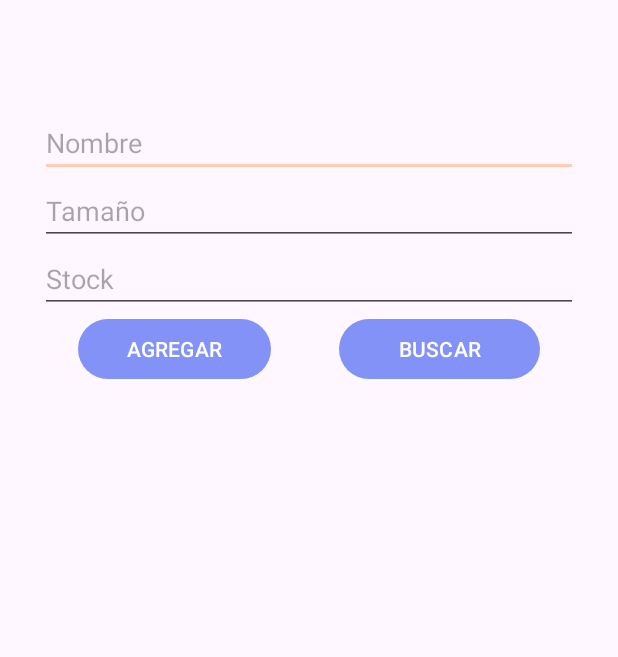
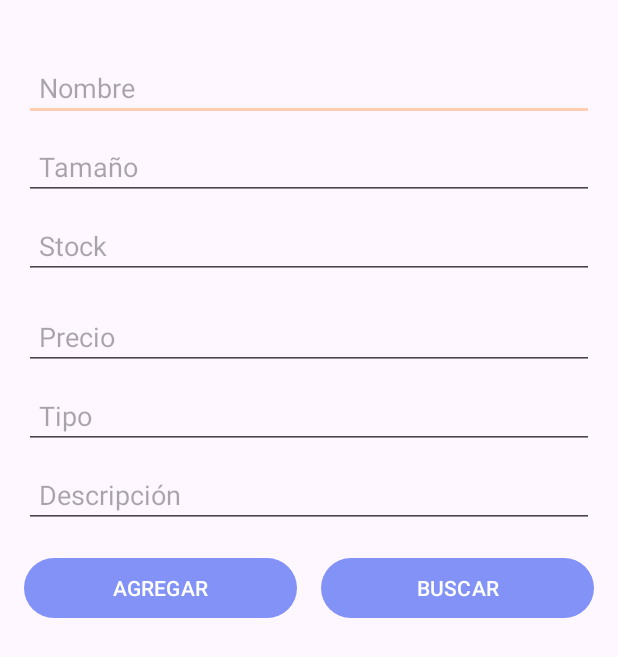
Before and after one commit to SebastianCG19/ProyectoFinalDAM, an Android app: the UserDestino screen opened directly, with no data from a screen before it, on a phone screen of 412 x 824 dp. Shown: the top 657 px of the screen. Run offline under Robolectric (Android 15) with nearby library versions, the phone set to English and light mode, and no system bars; our stand-ins replace Room's generated code.

Commit message:
ya agrega

```diff
--- a/app/src/main/java/com/example/proyectofinaldam/MainActivity.kt
+++ b/app/src/main/java/com/example/proyectofinaldam/MainActivity.kt
@@ -10,11 +10,20 @@ import androidx.core.view.WindowInsetsCompat
 import com.example.proyectofinaldam.databinding.ActivityMainBinding
 
 class MainActivity : AppCompatActivity() {
-    private lateinit var binding:ActivityMainBinding
+    private lateinit var binding: ActivityMainBinding
+
     override fun onCreate(savedInstanceState: Bundle?) {
 
         super.onCreate(savedInstanceState)
         enableEdgeToEdge()
+        if (UtilsSharePreferences.getSession(this)) {
+            startActivity(
+                Intent(
+                    this,
+                    UserDestino::class.java
+                ).addFlags(Intent.FLAG_ACTIVITY_NEW_TASK or Intent.FLAG_ACTIVITY_CLEAR_TASK)
+            )
+        } else {
             binding = ActivityMainBinding.inflate(layoutInflater)
             setContentView(binding.root)
             ViewCompat.setOnApplyWindowInsetsListener(findViewById(R.id.main)) { v, insets ->
@@ -29,13 +38,19 @@ class MainActivity : AppCompatActivity() {
 
                 // Validar que los campos no estén vacíos
                 if (user.isEmpty() || password.isEmpty()) {
-                Toast.makeText(this, "Por favor, completa todos los campos", Toast.LENGTH_SHORT).show()
+                    Toast.makeText(this, "Por favor, completa todos los campos", Toast.LENGTH_SHORT)
+                        .show()
                 } else {
                     // Validar las credenciales
                     if (user == "user" && password == "123") {
                         // Crear la sesión y redirigir a UserDestino
                         UtilsSharePreferences.createSession(this)
-                    startActivity(Intent(this, UserDestino::class.java).addFlags(Intent.FLAG_ACTIVITY_NEW_TASK or Intent.FLAG_ACTIVITY_CLEAR_TASK))
+                        startActivity(
+                            Intent(
+                                this,
+                                UserDestino::class.java
+                            ).addFlags(Intent.FLAG_ACTIVITY_NEW_TASK or Intent.FLAG_ACTIVITY_CLEAR_TASK)
+                        )
                     } else {
                         // Mostrar error de credenciales
                         Toast.makeText(this, "Error en las credenciales", Toast.LENGTH_SHORT).show()
@@ -47,3 +62,4 @@ class MainActivity : AppCompatActivity() {
             }
         }
     }
+}
--- a/app/src/main/java/com/example/proyectofinaldam/UserDestino.kt
+++ b/app/src/main/java/com/example/proyectofinaldam/UserDestino.kt
@@ -37,15 +37,17 @@ class UserDestino : AppCompatActivity() {
         database = AlmohadasDatabase.getDatabase(this)
         almohadasDao = database.almohadasDAO()
 
-        // Inicialización del adaptador
+        // Configuración del RecyclerView
+        binding.rv.layoutManager = LinearLayoutManager(this)
+
+        //icialización del adaptador
         adapter = AlmohadasAdapter(listOf(), { almohada ->
             deleteAlmohada(almohada)
         }, { almohada ->
             updateAlmohadas(almohada)
         })
 
-        // Configuración del RecyclerView
-        binding.rv.layoutManager = LinearLayoutManager(this)
+
         binding.rv.adapter = adapter
 
         // Configuración del botón de agregar
@@ -68,6 +70,8 @@ class UserDestino : AppCompatActivity() {
             binding.etNombre.text.clear()
             binding.etTamaO.text.clear()
             binding.etStock.text.clear()
+
+            binding.etNombre.requestFocus()
         }
 
         // Cargar datos iniciales
--- a/app/src/main/java/com/example/proyectofinaldam/model/Almohadas.kt
+++ b/app/src/main/java/com/example/proyectofinaldam/model/Almohadas.kt
@@ -9,15 +9,11 @@ data class Almohadas (
     var nomProducto: String,
     var stock: String,
     var tamanio: String,
+    //var imageUrl: String
+
     /*
-<<<<<<< HEAD
-    var imageUrl: String
-=======
-    var imageUrl: String,
-
     var descripcion: String,
     var precio: Double,
     var tipo: String
-
-*/
+    */
 )
--- a/app/src/main/res/layout/activity_user_destino.xml
+++ b/app/src/main/res/layout/activity_user_destino.xml
@@ -7,95 +7,115 @@
     android:layout_height="match_parent"
     tools:context=".UserDestino">
 
+    <!-- Sección de entrada de datos -->
     <LinearLayout
-        android:layout_width="409dp"
-        android:layout_height="729dp"
+        android:id="@+id/dataInputLayout"
+        android:layout_width="0dp"
+        android:layout_height="wrap_content"
         android:orientation="vertical"
-        app:layout_constraintBottom_toBottomOf="parent"
+        android:padding="16dp"
+        app:layout_constraintTop_toTopOf="parent"
+        app:layout_constraintStart_toStartOf="parent"
         app:layout_constraintEnd_toEndOf="parent"
-        app:layout_constraintHorizontal_bias="0.49"
-        app:layout_constraintStart_toStartOf="parent"
-        app:layout_constraintTop_toTopOf="parent">
+        android:layout_marginTop="20dp">
 
-        <LinearLayout
-            android:layout_width="match_parent"
-            android:layout_height="wrap_content"
-            android:layout_margin="20dp"
-            android:orientation="horizontal">
-
-            <LinearLayout
-                android:layout_width="18dp"
-                android:layout_height="wrap_content"
-                android:layout_marginLeft="5sp"
-                android:layout_marginTop="5sp"
-                android:layout_marginRight="5sp"
-                android:layout_weight="1"
-                android:orientation="vertical">
-
+        <!-- Nombre -->
         <EditText
             android:id="@+id/etNombre"
             android:layout_width="match_parent"
             android:layout_height="wrap_content"
-                    android:layout_weight="1"
-                    android:ems="10"
             android:hint="Nombre"
-                    android:inputType="text" />
+            android:inputType="text"
+            android:padding="10dp"
+            android:layout_marginBottom="8dp" />
 
+        <!-- Tamaño -->
         <EditText
             android:id="@+id/etTamaño"
             android:layout_width="match_parent"
             android:layout_height="wrap_content"
-                    android:layout_weight="1"
-                    android:ems="10"
             android:hint="Tamaño"
-                    android:inputType="text" />
+            android:inputType="text"
+            android:padding="10dp"
+            android:layout_marginBottom="8dp" />
 
+        <!-- Stock -->
         <EditText
             android:id="@+id/etStock"
             android:layout_width="match_parent"
             android:layout_height="wrap_content"
-                    android:layout_weight="1"
-                    android:ems="10"
             android:hint="Stock"
-                    android:inputType="text" />
+            android:inputType="number"
+            android:padding="10dp"
+            android:layout_marginBottom="16dp" />
 
+        <!-- Precio -->
+        <EditText
+            android:id="@+id/etPrecio"
+            android:layout_width="match_parent"
+            android:layout_height="wrap_content"
+            android:hint="Precio"
+            android:inputType="numberDecimal"
+            android:padding="10dp"
+            android:layout_marginBottom="8dp" />
+
+        <!-- Tipo de almohada -->
+        <EditText
+            android:id="@+id/etTipo"
+            android:layout_width="match_parent"
+            android:layout_height="wrap_content"
+            android:hint="Tipo"
+            android:inputType="text"
+            android:padding="10dp"
+            android:layout_marginBottom="8dp" />
+
+        <!-- Descripción -->
+        <EditText
+            android:id="@+id/etDescripcion"
+            android:layout_width="match_parent"
+            android:layout_height="wrap_content"
+            android:hint="Descripción"
+            android:inputType="text"
+            android:padding="10dp"
+            android:layout_marginBottom="16dp" />
+
+        <!-- Botones AGREGAR y BUSCAR -->
         <LinearLayout
             android:layout_width="match_parent"
-                    android:layout_height="match_parent"
-                    android:layout_weight="1"
-                    android:orientation="horizontal">
+            android:layout_height="wrap_content"
+            android:orientation="horizontal"
+            android:gravity="center"
+            android:layout_marginBottom="16dp">
 
+            <!-- Botón AGREGAR -->
             <Button
                 android:id="@+id/btnAgregar"
-                        android:layout_width="match_parent"
+                android:layout_width="0dp"
                 android:layout_height="wrap_content"
-                        android:layout_marginLeft="25sp"
-                        android:layout_marginRight="25sp"
                 android:layout_weight="1"
+                android:layout_marginEnd="8dp"
                 android:text="AGREGAR" />
 
+            <!-- Botón BUSCAR -->
             <Button
                 android:id="@+id/btnBuscar"
-                        android:layout_width="match_parent"
+                android:layout_width="0dp"
                 android:layout_height="wrap_content"
-                        android:layout_marginLeft="20sp"
-                        android:layout_marginRight="25sp"
                 android:layout_weight="1"
+                android:layout_marginStart="8dp"
                 android:text="BUSCAR" />
-
+        </LinearLayout>
     </LinearLayout>
 
-            </LinearLayout>
-
-        </LinearLayout>
-
+    <!-- RecyclerView para mostrar los productos -->
     <androidx.recyclerview.widget.RecyclerView
         android:id="@+id/rv"
-            android:layout_width="match_parent"
-            android:layout_height="match_parent"
-            android:layout_marginLeft="5sp"
-            android:layout_marginRight="5sp" />
-
-    </LinearLayout>
+        android:layout_width="0dp"
+        android:layout_height="0dp"
+        android:layout_margin="16dp"
+        app:layout_constraintTop_toBottomOf="@id/dataInputLayout"
+        app:layout_constraintStart_toStartOf="parent"
+        app:layout_constraintEnd_toEndOf="parent"
+        app:layout_constraintBottom_toBottomOf="parent" />
 
 </androidx.constraintlayout.widget.ConstraintLayout>
```
Lines whose indentation alone changed are shown as unchanged.
